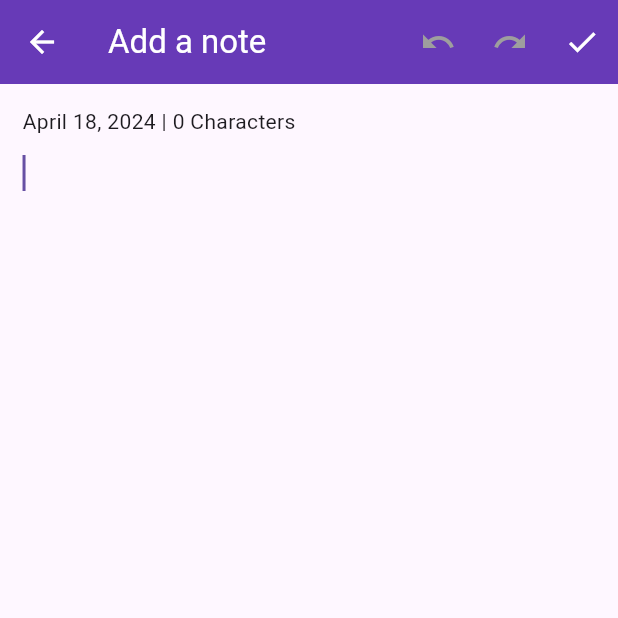
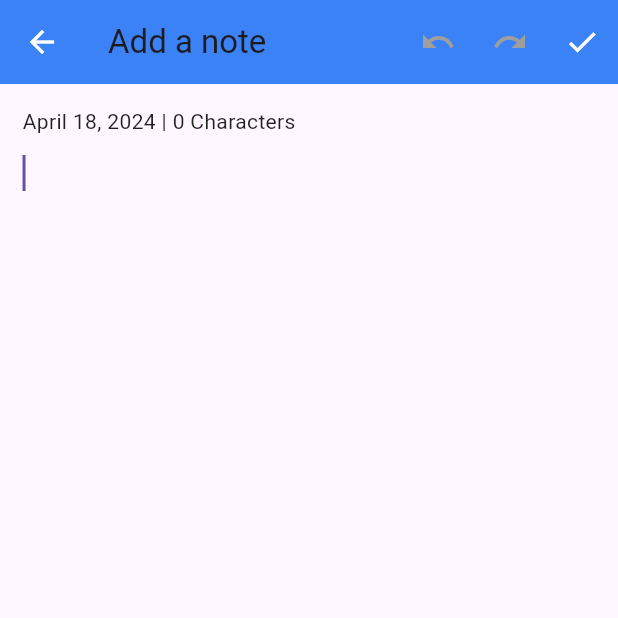
Before and after one commit to field-eater/flutter-notes, a Flutter app: the screen it shows after launch, after a tap on the "add" icon, on a phone screen of 412 x 824 dp, the top half of it. Run offline on Flutter 3.47's test engine with Material 3 defaults, Android fonts, the phone set to English and light mode, and no system bars; our stand-ins replace skeletonizer, sqflite, sqflite_common_ffi; accounts and stored records are empty.

Commit message:
Added dark mode theme support

```diff
--- a/lib/notes.dart
+++ b/lib/notes.dart
@@ -7,22 +7,54 @@ import 'package:PHNotes/screens/main_screen.dart';
 class Notes extends StatelessWidget {
   const Notes({super.key});
 
+  static const Color tailwindBlueLight = Color.fromRGBO(59, 130, 246, 1);
+  static const Color tailwindBlueDark = Color.fromRGBO(23, 37, 84, 1);
+
   @override
   Widget build(BuildContext context) {
     return MaterialApp(
-      //   routes: {
-      //   '/': (context) => const MainScreen(),
-      //   '/view': (context) => const ViewNoteScreen(note: ,),
-      //   '/create': (context) =>  CreateNoteScreen(),
-      // },
       theme: ThemeData(
-        appBarTheme: const AppBarTheme(
-          iconTheme: IconThemeData(
-            color: Colors.white, //change your color here
-          ),
-          backgroundColor: Colors.deepPurple,
+        primaryColor: tailwindBlueLight,
+
+        iconButtonTheme: const IconButtonThemeData(
+            style: ButtonStyle(
+          iconColor: MaterialStatePropertyAll<Color>(Colors.white),
+          backgroundColor: MaterialStatePropertyAll<Color>(tailwindBlueLight),
+        )),
+
+        // Light mode theme properties
+        textTheme: const TextTheme(
+          titleLarge: TextStyle(color: Colors.black87),
+          bodyMedium: TextStyle(color: Colors.black87),
+          titleMedium: TextStyle(color: Colors.black54), // Subtext color
+        ),
+        cardColor: Colors.white, // Card color
+        buttonTheme: const ButtonThemeData(
+          buttonColor: tailwindBlueLight,
+          textTheme: ButtonTextTheme.primary,
         ),
       ),
+      darkTheme: ThemeData.dark().copyWith(
+        // Dark mode theme properties
+        primaryColor: tailwindBlueDark,
+        iconButtonTheme: const IconButtonThemeData(
+            style: ButtonStyle(
+          iconColor: MaterialStatePropertyAll<Color>(Colors.white),
+          backgroundColor: MaterialStatePropertyAll<Color>(tailwindBlueDark),
+        )),
+
+        textTheme: const TextTheme(
+          titleLarge: TextStyle(color: Colors.white),
+          bodyMedium: TextStyle(color: Colors.white),
+          titleMedium: TextStyle(color: Colors.white70), // Subtext color
+        ),
+        cardColor: Colors.grey[800], // Dark card color
+        buttonTheme: const ButtonThemeData(
+          buttonColor: tailwindBlueDark,
+          textTheme: ButtonTextTheme.primary,
+        ),
+      ),
+      themeMode: ThemeMode.system,
       home: const MainScreen(),
     );
   }
--- a/lib/screens/create_note_screen.dart
+++ b/lib/screens/create_note_screen.dart
@@ -43,9 +43,10 @@ class _CreateNoteScreenState extends State<CreateNoteScreen> {
     var notesController = Provider.of<NotesController>(context);
     return Scaffold(
         appBar: AppBar(
+          backgroundColor: Theme.of(context).primaryColor,
           title: const Text(
             'Add a note',
-            style: TextStyle(color: Colors.white),
+            // style: TextStyle(color: Colors.white),
           ),
           actions: [
             ValueListenableBuilder(
--- a/lib/screens/main_screen.dart
+++ b/lib/screens/main_screen.dart
@@ -69,6 +69,7 @@ class _MainScreenState extends State<MainScreen> {
   Widget build(BuildContext context) {
     return Scaffold(
       appBar: AppBar(
+        backgroundColor: Theme.of(context).primaryColor,
         automaticallyImplyLeading: false,
         actions: scaffoldActions(),
         leading: scaffoldLeading(),
@@ -98,9 +99,9 @@ class _MainScreenState extends State<MainScreen> {
                       child: Column(
                         crossAxisAlignment: CrossAxisAlignment.start,
                         children: [
-                          Text(
+                          const Text(
                             'Placeholder',
-                            style: const TextStyle(fontWeight: FontWeight.bold),
+                            style: TextStyle(fontWeight: FontWeight.bold),
                           ),
                           Text(
                             DateFormat.MMMd('en_US')
@@ -146,7 +147,7 @@ class _MainScreenState extends State<MainScreen> {
             children: List.generate(notes.length, (index) {
               return Card(
                 color: (selectedNotes.contains(notes[index].id))
-                    ? const Color.fromARGB(255, 167, 145, 229)
+                    ? Theme.of(context).primaryColor
                     : null,
                 child: InkWell(
                   onLongPress: () {
@@ -210,7 +211,6 @@ class _MainScreenState extends State<MainScreen> {
                                     .format(notes[index].updatedAt as DateTime)
                                     .toString(),
                                 style: const TextStyle(
-                                  color: Colors.black,
                                   fontWeight: FontWeight.w300,
                                   fontSize: 10,
                                 ),
@@ -229,7 +229,6 @@ class _MainScreenState extends State<MainScreen> {
                             style: const TextStyle(
                               fontSize: 12,
                               fontStyle: FontStyle.italic,
-                              color: Color.fromARGB(255, 71, 70, 70),
                             ),
                           ),
                         ),
@@ -255,6 +254,8 @@ class _MainScreenState extends State<MainScreen> {
   Widget? scaffoldFloatingActionButton() {
     if (!hasSelect) {
       return FloatingActionButton(
+        foregroundColor: Theme.of(context).cardColor,
+        backgroundColor: Theme.of(context).primaryColor,
         onPressed: () {
           Navigator.of(context).push(
             MaterialPageRoute(
@@ -271,11 +272,10 @@ class _MainScreenState extends State<MainScreen> {
   Widget? scaffoldTitle() {
     return Builder(builder: (context) {
       if (hasSelect) {
-        if (selectedNotes.length == 0) {
+        if (selectedNotes.isEmpty) {
           return const Text(
             'Select items',
             style: TextStyle(
-              color: Colors.white,
               fontWeight: FontWeight.bold,
             ),
           );
@@ -283,23 +283,25 @@ class _MainScreenState extends State<MainScreen> {
           return Text(
             "${selectedNotes.length} item selected",
             style: const TextStyle(
+              fontWeight: FontWeight.bold,
               color: Colors.white,
-              fontWeight: FontWeight.bold,
             ),
           );
         } else if (selectedNotes.length > 1) {
           return Text(
             "${selectedNotes.length} items selected",
             style: const TextStyle(
+              fontWeight: FontWeight.bold,
               color: Colors.white,
-              fontWeight: FontWeight.bold,
             ),
           );
         }
       }
       return const Text(
         'PHNotes',
-        style: TextStyle(color: Colors.white),
+        style: TextStyle(
+          color: Colors.white,
+        ),
       );
     });
   }
--- a/lib/screens/view_note_screen.dart
+++ b/lib/screens/view_note_screen.dart
@@ -41,6 +41,7 @@ class _ViewNoteScreenState extends State<ViewNoteScreen> {
     var notesController = Provider.of<NotesController>(context);
     return Scaffold(
       appBar: AppBar(
+        backgroundColor: Theme.of(context).primaryColor,
         leading: IconButton(
           icon: Icon(Icons.arrow_back),
           onPressed: () {
```
Also changed, not shown: 31 other files.
